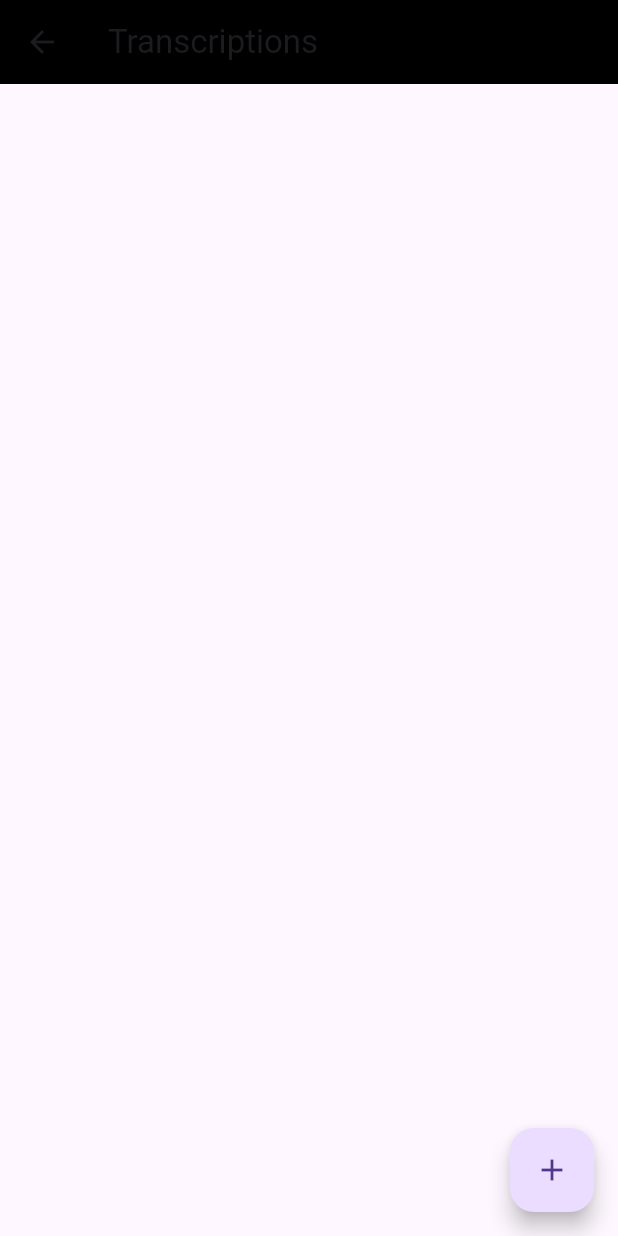
After one commit to s1mple0315/Vocalize, a Flutter app: the TranscriptionsPage screen opened directly, on a phone screen of 412 x 824 dp. The commit adds this screen. Run offline on Flutter 3.47's test engine with Material 3 defaults, Android fonts, the phone set to English and light mode, and no system bars; our stand-ins replace audioplayers, avatar_glow, permission_handler; missing offline and left inert: flutter_sound.

Commit message:
Add TranscriptionsPage and integrate into main navigation

```diff
--- a/lib/ui/pages/main_page.dart
+++ b/lib/ui/pages/main_page.dart
@@ -4,6 +4,7 @@ import 'package:flutter/material.dart';
 import 'package:flutter/services.dart';
 import 'package:vocalize/ui/pages/record_page.dart';
 import 'package:vocalize/ui/pages/recordings_page.dart';
+import 'package:vocalize/ui/pages/transcriptions_page.dart';
 import 'package:vocalize/ui/widgets/bottom_nav_bar.dart';
 
 class MainPage extends StatefulWidget {
@@ -34,7 +35,8 @@ class _MainPageState extends State<MainPage> {
 
   final List<Widget> _pages = [
     RecordPage(),
-    RecordingsPage()
+    RecordingsPage(),
+    TranscriptionsPage()
   ];
 
   void onTabSelected(int index) {
--- /dev/null
+++ b/lib/ui/pages/transcriptions_page.dart
@@ -0,0 +1,37 @@
+import 'package:flutter/material.dart';
+
+class TranscriptionsPage extends StatelessWidget {
+  const TranscriptionsPage({Key? key}) : super(key: key);
+
+  @override
+  Widget build(BuildContext context) {
+    return Scaffold(
+      appBar: AppBar(
+        title: const Text('Transcriptions'),
+        backgroundColor: Colors.black,
+      ),
+      body: ListView.builder(
+        itemCount: 0, // Replace with actual transcriptions count later
+        itemBuilder: (context, index) {
+          // Placeholder for individual transcription item
+          return Card(
+            margin: const EdgeInsets.symmetric(vertical: 8.0, horizontal: 16.0),
+            child: ListTile(
+              title: Text('Transcription #$index'),
+              subtitle: const Text('Transcription preview text...'),
+              onTap: () {
+                // TODO: Handle interaction for detailed view/editing
+              },
+            ),
+          );
+        },
+      ),
+      floatingActionButton: FloatingActionButton(
+        onPressed: () {
+          // TODO: Add new transcription action
+        },
+        child: const Icon(Icons.add),
+      ),
+    );
+  }
+}
--- a/lib/ui/widgets/bottom_nav_bar.dart
+++ b/lib/ui/widgets/bottom_nav_bar.dart
@@ -21,7 +21,6 @@ class BottomNavBar extends StatelessWidget {
       backgroundColor: Colors.grey[900],
       currentIndex: currentIndex,
       onTap: onTabSelected,
-
       items: [
         BottomNavigationBarItem(
             icon: Icon(Icons.mic),
@@ -29,6 +28,8 @@ class BottomNavBar extends StatelessWidget {
             label: 'Record'),
         BottomNavigationBarItem(
             icon: Icon(Icons.library_music), label: 'Recordings'),
+        BottomNavigationBarItem(
+            icon: Icon(Icons.graphic_eq), label: 'Transcriptions'),
       ],
     );
   }
```
Also changed, not shown: lib/ui/pages/recordings_page.dart (+14 -0 lines).
